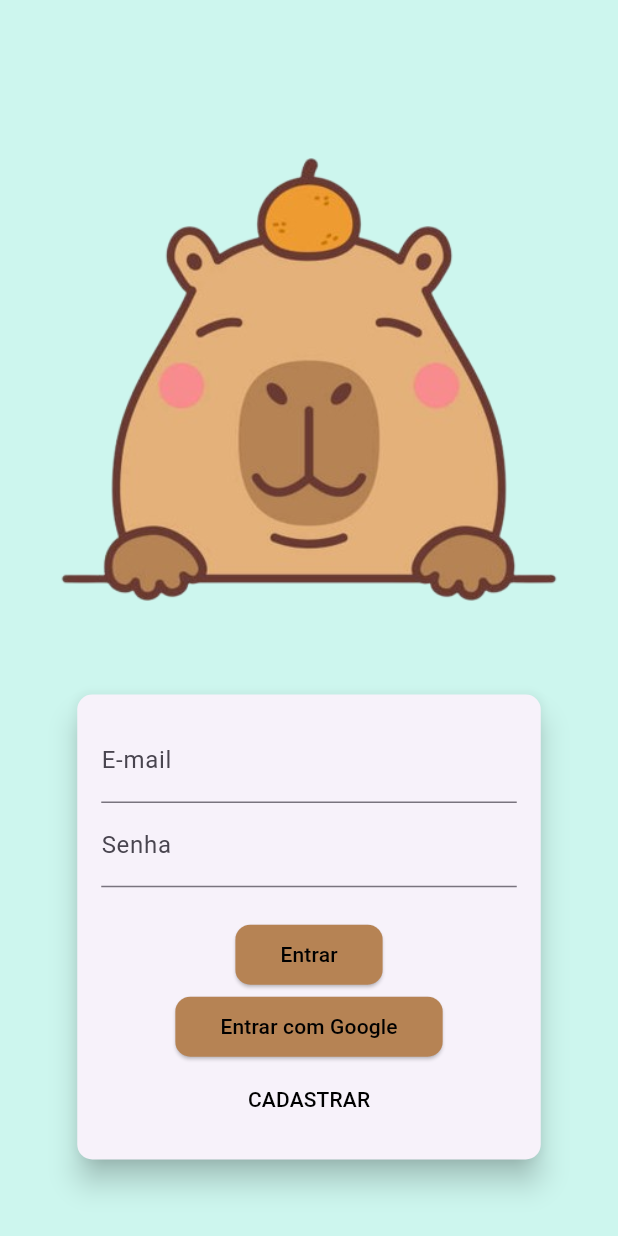
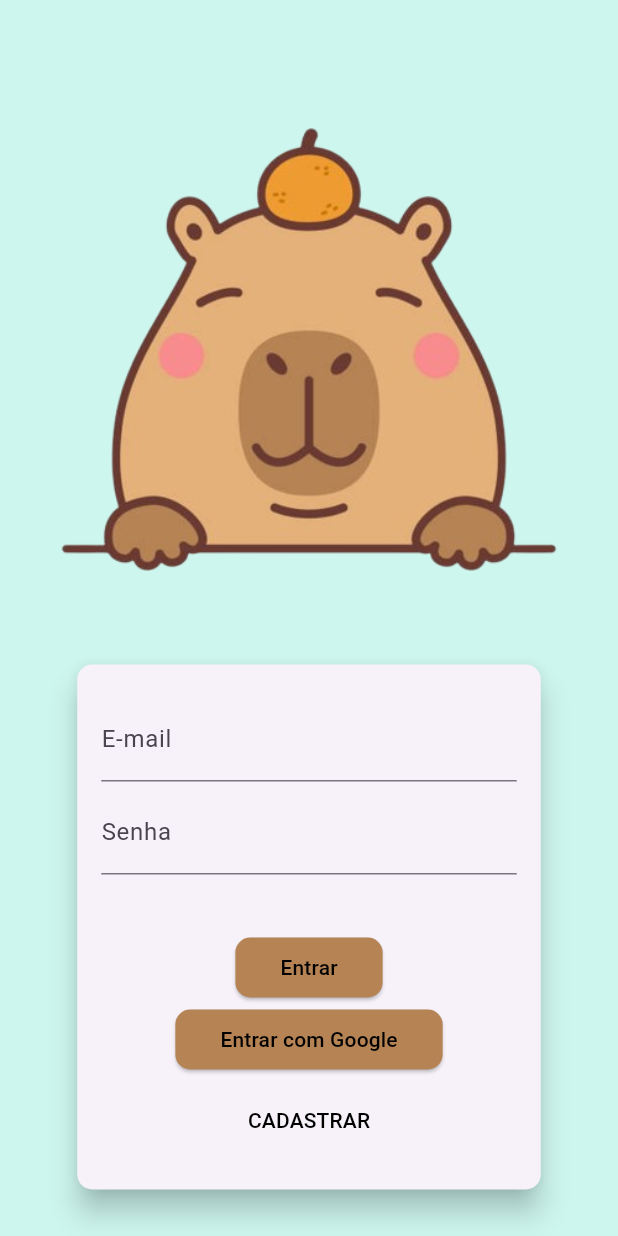
Before and after one commit to Joao-Kleber-Linhalis/desafio_capyba, a Flutter app: the screen it shows after launch, on a phone screen of 412 x 824 dp. Run offline on Flutter 3.47's test engine with Material 3 defaults, Android fonts, the phone set to English and light mode, and no system bars; our stand-ins replace cached_network_image, cloud_firestore, firebase_auth, firebase_core, firebase_storage, google_sign_in and 2 more; missing offline and left inert: spinning_wheel; accounts and stored records are empty.

Commit message:
fix change mod overflow

```diff
--- a/lib/features/auth/presentation/widgets/auth_form_widget.dart
+++ b/lib/features/auth/presentation/widgets/auth_form_widget.dart
@@ -39,7 +39,7 @@ class _AuthFormWidgetState extends State<AuthFormWidget>
         duration: const Duration(milliseconds: 300),
         curve: Curves.easeIn,
         padding: const EdgeInsets.all(16),
-        height: _controller.isLogin ? 310 : 400,
+        height: _controller.isLogin ? 350 : 400,
         width: Responsive.screenWidth(context) * 0.75,
         child: Form(
           key: _controller.formKey,
```
